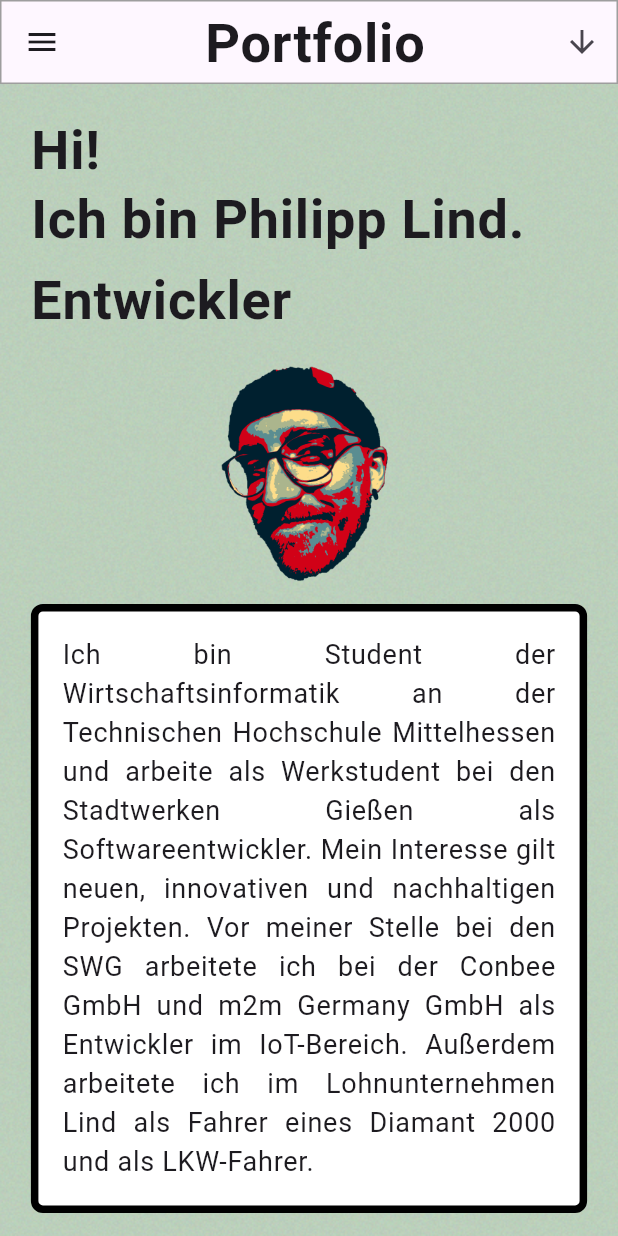
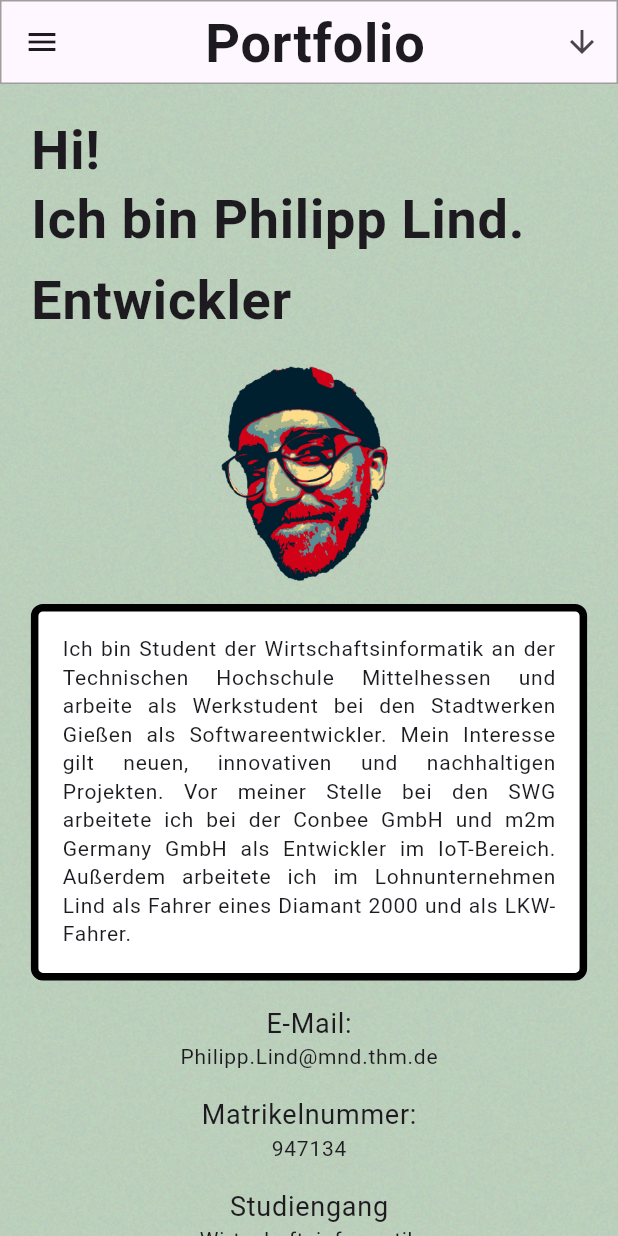
Before and after one commit to Dmuldoraf/portfolio_947134, a Flutter app: the screen it shows after launch, on a phone screen of 412 x 824 dp. Run offline on Flutter 3.47's test engine with Material 3 defaults, Android fonts, the phone set to English and light mode, and no system bars; drawn by our look-alikes of animated_text_kit; our stand-ins replace firebase_core, google_fonts; accounts and stored records are empty.

```diff
--- a/lib/presentation/home_page/widgets/bio_container.dart
+++ b/lib/presentation/home_page/widgets/bio_container.dart
@@ -4,7 +4,12 @@ import 'package:animated_text_kit/animated_text_kit.dart';
 class BioContainer extends StatelessWidget {
   @override
   Widget build(BuildContext context) {
-    return Container(
+    return ConstrainedBox(
+      constraints: const BoxConstraints(
+        minHeight: 1000,
+        minWidth: 400,
+      ),
+      child: Container(
         padding: EdgeInsets.all(MediaQuery.of(context).size.width * 0.05),
         child: Column(
           crossAxisAlignment: CrossAxisAlignment.start,
@@ -59,7 +64,7 @@ class BioContainer extends StatelessWidget {
                             padding: const EdgeInsets.all(16.0),
                             child: Text(
                               'Ich bin Student der Wirtschaftsinformatik an der Technischen Hochschule Mittelhessen und arbeite als Werkstudent bei den Stadtwerken Gießen als Softwareentwickler. Mein Interesse gilt neuen, innovativen und nachhaltigen Projekten. Vor meiner Stelle bei den SWG arbeitete ich bei der Conbee GmbH und m2m Germany GmbH als Entwickler im IoT-Bereich. Außerdem arbeitete ich im Lohnunternehmen Lind als Fahrer eines Diamant 2000 und als LKW-Fahrer.',
-                            style: Theme.of(context).textTheme.bodyMedium,
+                              style: Theme.of(context).textTheme.bodySmall,
                               textAlign: TextAlign.justify,
                             ),
                           ),
@@ -102,7 +107,7 @@ class BioContainer extends StatelessWidget {
                           ),
                         ],
                       ),
-                    const SizedBox(height: 24.0),
+                      /* const SizedBox(height: 24.0),
                       ElevatedButton(
                         onPressed: () {
                           ScaffoldMessenger.of(context).showSnackBar(
@@ -128,7 +133,7 @@ class BioContainer extends StatelessWidget {
                           'Download CV',
                           style: Theme.of(context).textTheme.bodyMedium,
                         ),
-                    ),
+                      ), */
                     ],
                   )
                 // ############################################## DESKTOP ##############################################
@@ -140,7 +145,8 @@ class BioContainer extends StatelessWidget {
                         children: [
                           ConstrainedBox(
                             constraints: BoxConstraints(
-                            maxHeight: MediaQuery.of(context).size.height * 0.4,
+                              maxHeight:
+                                  MediaQuery.of(context).size.height * 0.4,
                               maxWidth: MediaQuery.of(context).size.width * 0.4,
                             ),
                             child: Container(
@@ -158,7 +164,7 @@ class BioContainer extends StatelessWidget {
                               child: Padding(
                                 padding: const EdgeInsets.all(16.0),
                                 child: Text(
-                                'I am a student at the Technische Hochschule Mittelhessen and work part-time at the Gießen Municipal Utilities as a software developer. My interest lies in new, innovative, and sustainable projects. Before and at the beginning of my studies, I worked as a driver of a Diamant 2000 and a truck driver.',
+                                  'Ich bin Student der Wirtschaftsinformatik an der Technischen Hochschule Mittelhessen und arbeite als Werkstudent bei den Stadtwerken Gießen als Softwareentwickler. Mein Interesse gilt neuen, innovativen und nachhaltigen Projekten. Vor meiner Stelle bei den SWG arbeitete ich bei der Conbee GmbH und m2m Germany GmbH als Entwickler im IoT-Bereich. Außerdem arbeitete ich im Lohnunternehmen Lind als Fahrer eines Diamant 2000 und als LKW-Fahrer.',
                                   style: Theme.of(context).textTheme.bodyMedium,
                                   textAlign: TextAlign.justify,
                                 ),
@@ -185,7 +191,7 @@ class BioContainer extends StatelessWidget {
                             crossAxisAlignment: CrossAxisAlignment.start,
                             children: [
                               Text(
-                              'Email:',
+                                'E-Mail:',
                                 style: Theme.of(context).textTheme.bodyMedium,
                               ),
                               Text(
@@ -199,7 +205,7 @@ class BioContainer extends StatelessWidget {
                             crossAxisAlignment: CrossAxisAlignment.start,
                             children: [
                               Text(
-                              'Student Number:',
+                                'Matrikelnummer:',
                                 style: Theme.of(context).textTheme.bodyMedium,
                               ),
                               Text(
@@ -213,7 +219,7 @@ class BioContainer extends StatelessWidget {
                             crossAxisAlignment: CrossAxisAlignment.start,
                             children: [
                               Text(
-                              'Subject Area:',
+                                'Studiengang',
                                 style: Theme.of(context).textTheme.bodyMedium,
                               ),
                               Text(
@@ -224,7 +230,7 @@ class BioContainer extends StatelessWidget {
                           ),
                         ],
                       ),
-                    const SizedBox(height: 24.0),
+                      /*                     const SizedBox(height: 24.0),
                       ElevatedButton(
                         onPressed: () {
                           ScaffoldMessenger.of(context).showSnackBar(
@@ -250,10 +256,11 @@ class BioContainer extends StatelessWidget {
                           'Download CV',
                           style: Theme.of(context).textTheme.bodyMedium,
                         ),
+                      ), */
+                    ],
                   ),
           ],
         ),
-        ],
       ),
     );
   }
```
Lines whose indentation alone changed are shown as unchanged.
